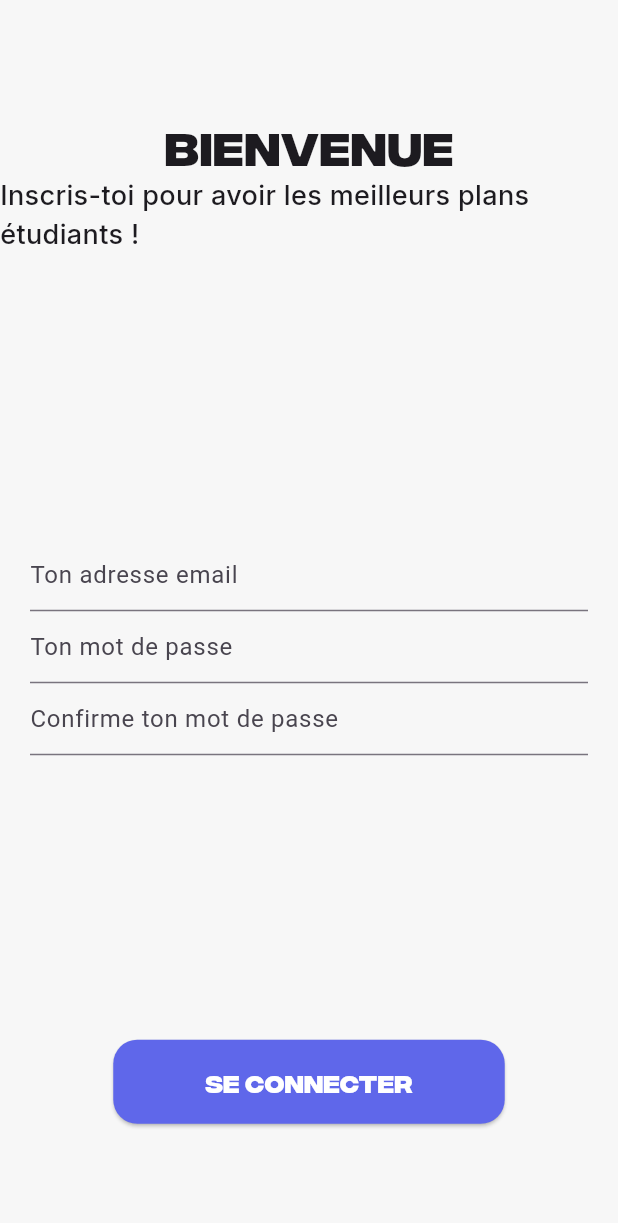
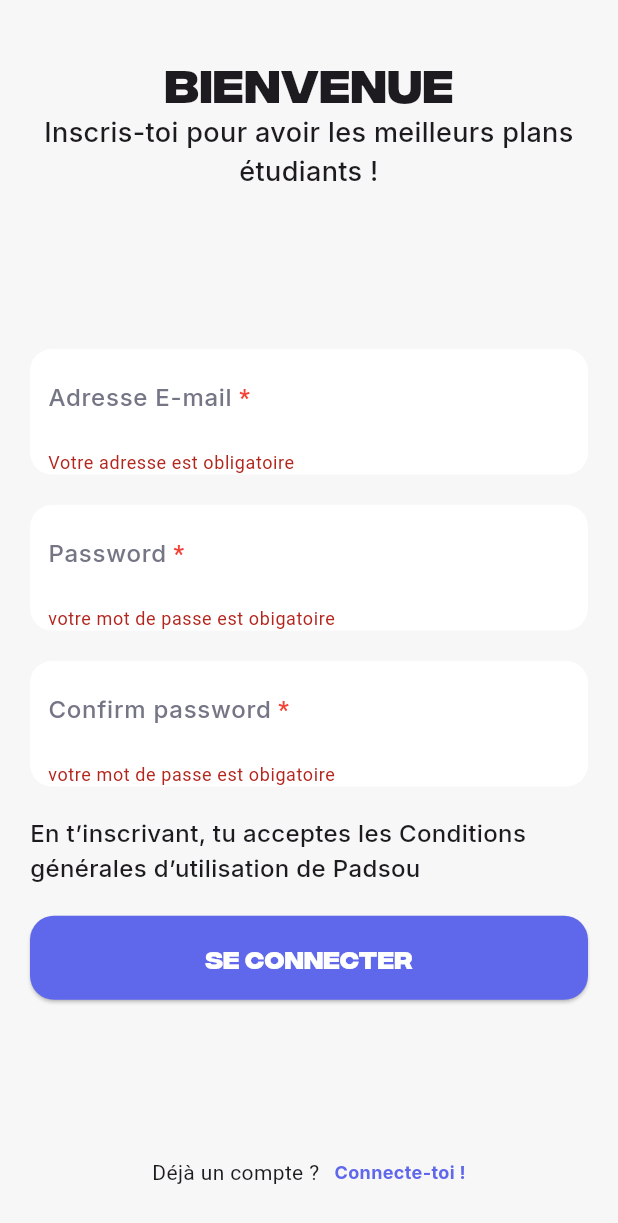
Before and after one commit to eliottignoble/feeder_app, a Flutter app: the screen it shows after launch, after a tap on "C'est parti !", after a tap on "SE CONNECTER", on a phone screen of 412 x 824 dp. Shown: the top 1223 px of the screen. Run offline on Flutter 3.47's test engine with Material 3 defaults, Android fonts, the light colour scheme and no system bars; our stand-ins replace go_router, shared_preferences.

Commit message:
:memo: added form for register with style + composent textFieldForm

```diff
--- a/lib/assets/typography.dart
+++ b/lib/assets/typography.dart
@@ -40,4 +40,11 @@ class CustomTextStyles {
     fontSize: 18,
     fontWeight: FontWeight.w500,
   );
+
+  static const TextStyle link = TextStyle(
+    fontFamily: inter,
+    fontSize: 12,
+    fontWeight: FontWeight.w700,
+    fontStyle: FontStyle.normal,
+  );
 }
--- /dev/null
+++ b/lib/features/auth/components/forms/classic_form_field.dart
@@ -0,0 +1,60 @@
+import 'package:feeed/assets/colors.dart';
+import 'package:feeed/assets/typography.dart';
+import 'package:flutter/cupertino.dart';
+import 'package:flutter/material.dart';
+
+class ClassicFormField extends StatelessWidget {
+  const ClassicFormField({
+    super.key,
+    required this.label,
+    this.typePassword,
+    required this.validator,
+    required this.onSaved,
+    required this.placeholder,
+  });
+
+  final String label;
+  final String placeholder;
+  final bool? typePassword;
+  final String? Function(String?) validator;
+  final void Function(String?) onSaved;
+
+  @override
+  Widget build(BuildContext context) {
+    return ClipRRect(
+      borderRadius: BorderRadius.circular(15),
+      child: Container(
+        color: CustomColors.white,
+        child: TextFormField(
+          decoration: InputDecoration(
+            border: InputBorder.none,
+            enabledBorder: InputBorder.none,
+            focusedBorder: InputBorder.none,
+            errorBorder: InputBorder.none,
+            focusedErrorBorder: InputBorder.none,
+            contentPadding: EdgeInsets.all(12.0),
+            hintText: placeholder,
+            hintStyle: TextStyle(color: CustomColors.grey),
+            label: Text.rich(
+              TextSpan(
+                text: label,
+                style: CustomTextStyles.baseInter.copyWith(
+                  color: CustomColors.grey,
+                ),
+                children: [
+                  TextSpan(
+                    text: ' *',
+                    style: TextStyle(color: Colors.red),
+                  ),
+                ],
+              ),
+            ),
+          ),
+          obscureText: typePassword ?? false,
+          validator: validator,
+          onSaved: onSaved,
+        ),
+      ),
+    );
+  }
+}
--- a/lib/features/auth/components/forms/login/login_form.dart
+++ b/lib/features/auth/components/forms/login/login_form.dart
@@ -1,65 +1,71 @@
-import 'package:flutter/cupertino.dart';
+import 'package:feeed/features/auth/components/forms/classic_form_field.dart';
 import 'package:flutter/material.dart';
 
 class LoginForm extends StatefulWidget {
-  const LoginForm({super.key, required this.formKey});
-
-  final GlobalKey<FormState> formKey;
+  const LoginForm({super.key});
 
   @override
-  State<LoginForm> createState() => _LoginFormState();
+  State<LoginForm> createState() => LoginFormState();
 }
 
-class _LoginFormState extends State<LoginForm> {
+class LoginFormState extends State<LoginForm> {
+  final GlobalKey<FormState> _formKey = GlobalKey<FormState>();
+
   String _email = '';
   String _password = '';
   String _confirmPassword = '';
 
-  //crea fonction submit
+  //creation de la fonction submit
   void submit() {
+    if (_formKey.currentState!.validate()) {
+      _formKey.currentState!.save();
+
       print(_email);
       print(_password);
       print(_confirmPassword);
+    }
   }
 
   @override
   Widget build(BuildContext context) {
     return Form(
-      key: widget.formKey,
-      child: Padding(
-        padding: EdgeInsets.all(20.0),
+      key: _formKey,
       child: Column(
+        spacing: 20,
         children: [
-            TextFormField(
-              decoration: const InputDecoration(hintText: 'Ton adresse email'),
-              keyboardType: TextInputType.text,
+          ClassicFormField(
+            label: "Adresse E-mail",
+            placeholder: 'ton adresse e-mail',
             validator: (String? value) {
               if (value == null || value.isEmpty) {
-                  return 'votre adresse est manquante';
+                return 'Votre adresse est obligatoire';
+              }
+              if (!value.contains('@')) {
+                return 'Il manque le @ dans votre adresse email';
               }
               return null;
             },
             onSaved: (value) => _email = value!,
           ),
-            TextFormField(
-              decoration: const InputDecoration(hintText: 'Ton mot de passe'),
-              obscureText: true,
+          ClassicFormField(
+            label: "Password",
+            placeholder: 'Ton mot de passe',
+            typePassword: true,
             validator: (String? value) {
               if (value == null || value.isEmpty) {
-                  return 'votre adresse est manquante';
+                return 'votre mot de passe est obigatoire';
               }
               return null;
             },
             onSaved: (value) => _password = value!,
           ),
-            TextFormField(
-              decoration: const InputDecoration(
-                hintText: 'Confirme ton mot de passe',
-              ),
-              obscureText: true,
+          ClassicFormField(
+            label: "Confirm password",
+            placeholder: 'Confirme ton mot de passe',
+            typePassword: true,
             validator: (String? value) {
               if (value == null || value.isEmpty) {
-                  return 'votre adresse est manquante';
+                return 'votre mot de passe est obigatoire';
               }
               return null;
             },
@@ -67,7 +73,6 @@ class _LoginFormState extends State<LoginForm> {
           ),
         ],
       ),
-      ),
     );
   }
 }
--- a/lib/features/auth/presentation/login_view.dart
+++ b/lib/features/auth/presentation/login_view.dart
@@ -1,7 +1,6 @@
 import 'package:feeed/assets/colors.dart';
 import 'package:feeed/assets/typography.dart';
 import 'package:feeed/features/auth/components/forms/login/login_form.dart';
-import 'package:feeed/router/router.dart';
 import 'package:feeed/router/screen_view.dart';
 import 'package:flutter/material.dart';
 import 'package:feeed/features/shared/style/components/cta_button.dart';
@@ -10,7 +9,7 @@ import 'package:go_router/go_router.dart';
 class LoginView extends StatelessWidget {
   LoginView({super.key});
 
-  final GlobalKey<FormState> _formKey = GlobalKey<FormState>();
+  final GlobalKey<LoginFormState> _loginFormKey = GlobalKey<LoginFormState>();
 
   @override
   Widget build(BuildContext context) {
@@ -26,17 +25,42 @@ class LoginView extends StatelessWidget {
               Text(
                 "Inscris-toi pour avoir les meilleurs plans étudiants !",
                 style: CustomTextStyles.subtitle,
+                textAlign: TextAlign.center,
               ),
             ],
           ),
           //forms
-          Column(children: [LoginForm(formKey: _formKey)]),
+          Padding(
+            padding: EdgeInsets.all(20.0),
+            child: Column(
+              spacing: 20,
+              children: [
+                LoginForm(key: _loginFormKey),
+                Text(
+                  "En t’inscrivant, tu acceptes les Conditions générales d’utilisation de Padsou",
+                  style: CustomTextStyles.baseInter,
+                ),
                 CtaButton(
                   text: "SE CONNECTER",
                   backgroundColor: CustomColors.bg,
                   onPressed: () {
+                    _loginFormKey.currentState?.submit();
                     //context.go(AppScreens.home.toPath);
                   },
+                ),
+              ],
+            ),
+          ),
+          Row(
+            mainAxisAlignment: MainAxisAlignment.center,
+            spacing: 10,
+            children: [
+              Text("Déjà un compte ?", textAlign: TextAlign.center),
+              InkWell(
+                onTap: () => context.go(AppScreens.login.toPath),
+                child: Text("Déjà un compte ?", textAlign: TextAlign.center),
+              ),
+            ],
           ),
         ],
       ),
--- a/lib/features/auth/presentation/register_view.dart
+++ b/lib/features/auth/presentation/register_view.dart
@@ -1,30 +1,76 @@
+import 'package:feeed/assets/colors.dart';
+import 'package:feeed/assets/typography.dart';
+import 'package:feeed/features/auth/components/forms/login/login_form.dart';
 import 'package:feeed/router/screen_view.dart';
 import 'package:flutter/material.dart';
 import 'package:feeed/features/shared/style/components/cta_button.dart';
 import 'package:go_router/go_router.dart';
 
 class RegisterView extends StatelessWidget {
-  const RegisterView({super.key});
+  RegisterView({super.key});
+
+  // récupérer le state du LoginFormState pour avoir accès aux states (function submit)
+  // passerelle entre parent et state enfant
+  final GlobalKey<LoginFormState> _loginFormKey = GlobalKey<LoginFormState>();
 
   @override
   Widget build(BuildContext context) {
     return Scaffold(
-      body: Center(
+      backgroundColor: CustomColors.lightGray,
+      body: Column(
+        spacing: 20,
+        mainAxisAlignment: MainAxisAlignment.spaceAround,
+        children: [
+          Column(
+            children: [
+              Text("BIENVENUE", style: CustomTextStyles.title),
+              Text(
+                "Inscris-toi pour avoir les meilleurs plans étudiants !",
+                style: CustomTextStyles.subtitle,
+                textAlign: TextAlign.center,
+              ),
+            ],
+          ),
+          //forms
+          Padding(
+            padding: EdgeInsets.all(20.0),
             child: Column(
               spacing: 20,
-          mainAxisAlignment: MainAxisAlignment.center,
               children: [
-            const Text("register view"),
-
+                // on attache _loginFormKey pour accéder au state du login
+                LoginForm(key: _loginFormKey),
+                Text(
+                  "En t’inscrivant, tu acceptes les Conditions générales d’utilisation de Padsou",
+                  style: CustomTextStyles.baseInter,
+                ),
                 CtaButton(
-              text: "C'est parti !",
+                  text: "SE CONNECTER",
+                  backgroundColor: CustomColors.bg,
                   onPressed: () {
-                context.go(AppScreens.login.toPath);
+                    _loginFormKey.currentState?.submit();
+                    //context.go(AppScreens.home.toPath);
                   },
                 ),
               ],
             ),
           ),
+          Row(
+            mainAxisAlignment: MainAxisAlignment.center,
+            spacing: 10,
+            children: [
+              Text("Déjà un compte ?", textAlign: TextAlign.center),
+              InkWell(
+                onTap: () => context.go(AppScreens.login.toPath),
+                child: Text(
+                  "Connecte-toi !",
+                  style: CustomTextStyles.link.copyWith(color: CustomColors.bg),
+                  textAlign: TextAlign.center,
+                ),
+              ),
+            ],
+          ),
+        ],
+      ),
     );
   }
 }
--- a/lib/features/shared/style/components/cta_button.dart
+++ b/lib/features/shared/style/components/cta_button.dart
@@ -22,7 +22,7 @@ class CtaButton extends StatelessWidget {
           ElevatedButton(
             onPressed: onPressed,
             style: ElevatedButton.styleFrom(
-              minimumSize: Size(261, 56),
+              minimumSize: Size(double.infinity, 56),
               backgroundColor: backgroundColor ?? CustomColors.rose,
               shape: RoundedRectangleBorder(
                 borderRadius: BorderRadius.circular(16),
--- a/lib/router/router.dart
+++ b/lib/router/router.dart
@@ -80,7 +80,7 @@ class NavigationRouter {
       // si il est true et que l'url est /onboarding-step-1 alors on va sur la page /home
       if (oboardingProviders.isOnboardingCompleted &&
           state.matchedLocation == AppScreens.onboarding1.toPath) {
-        return AppScreens.login.toPath;
+        return AppScreens.register.toPath;
       }
       return null;
     },
```
Lines whose indentation alone changed are shown as unchanged.
